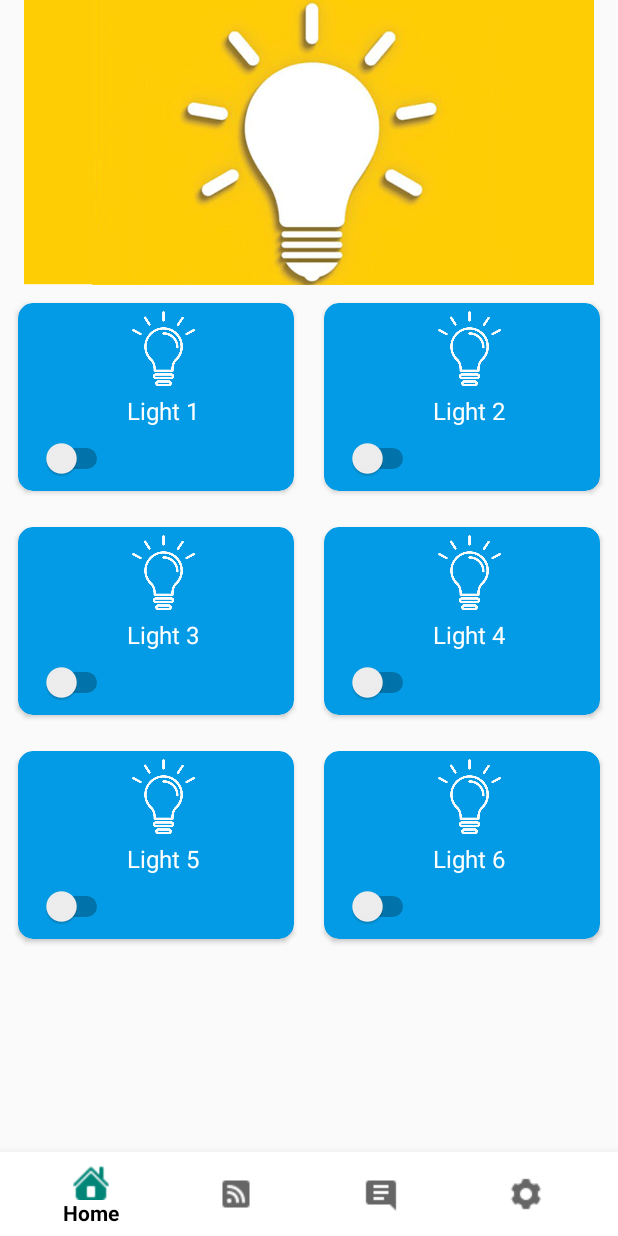
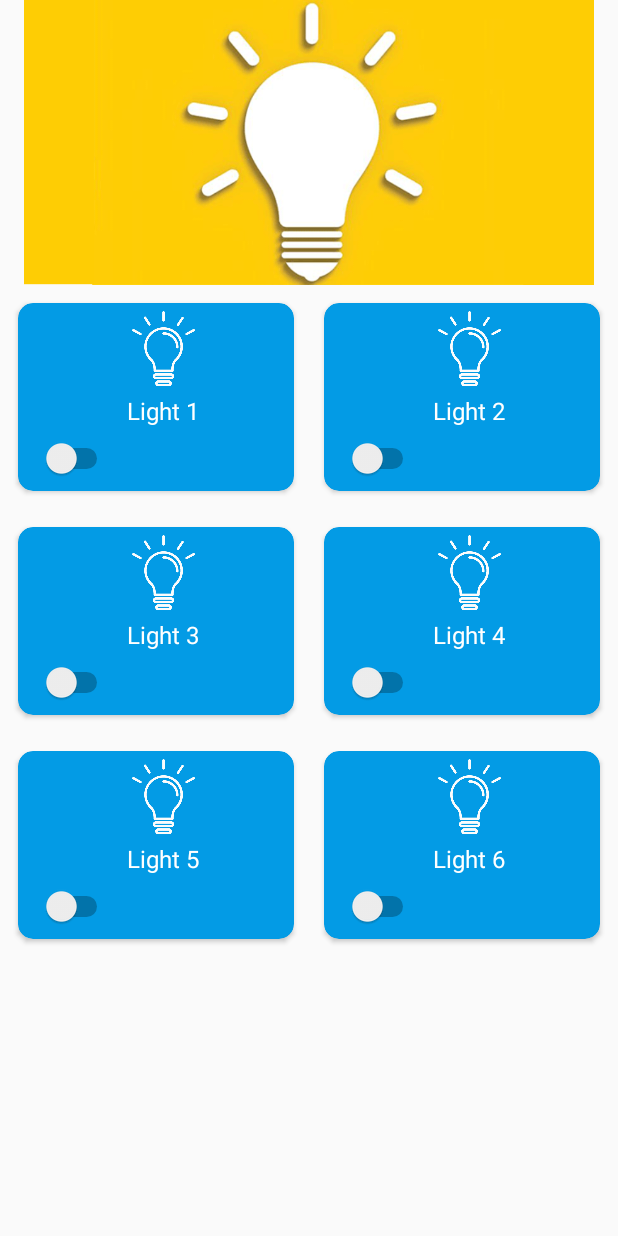
Before and after one commit to Bilal-Technolligence/HomeAutomation, an Android app: the BulbActivity screen opened directly, with no data from a screen before it, on a phone screen of 412 x 824 dp. Run offline under Robolectric (Android 15) with nearby library versions, the phone set to English and light mode, and no system bars; our stand-ins replace Firebase (no records; nobody signed in at launch, a user with empty details on screens opened directly); 6 statements that could not run were skipped.

Commit message:
Merge branch 'Ashir_Tech' of https://github.com/Bilal-Technolligence/HomeAutomation into Bilal_Tech
# Conflicts:
#	app/src/main/java/com/example/homeautomation/BulbActivity.java

```diff
--- a/app/src/main/res/layout/activity_bulb.xml
+++ b/app/src/main/res/layout/activity_bulb.xml
@@ -352,19 +352,4 @@
     </ScrollView>
 
 
-    <com.google.android.material.bottomnavigation.BottomNavigationView
-        android:id="@+id/navigationView"
-        android:layout_width="match_parent"
-        android:layout_height="wrap_content"
-        android:background="#ffffff"
-        android:layout_gravity="bottom"
-        android:layout_marginStart="0dp"
-        android:layout_marginEnd="0dp"
-        app:layout_constraintBottom_toBottomOf="parent"
-        app:layout_constraintLeft_toLeftOf="parent"
-        app:layout_constraintRight_toRightOf="parent"
-        app:itemTextColor="@color/colorBlack"
-        android:layout_alignParentBottom="true"
-        app:menu="@menu/navigation" />
-
 </RelativeLayout>
```
Also changed, not shown: app/src/main/res/layout/activity_main.xml (+0 -14 lines).
